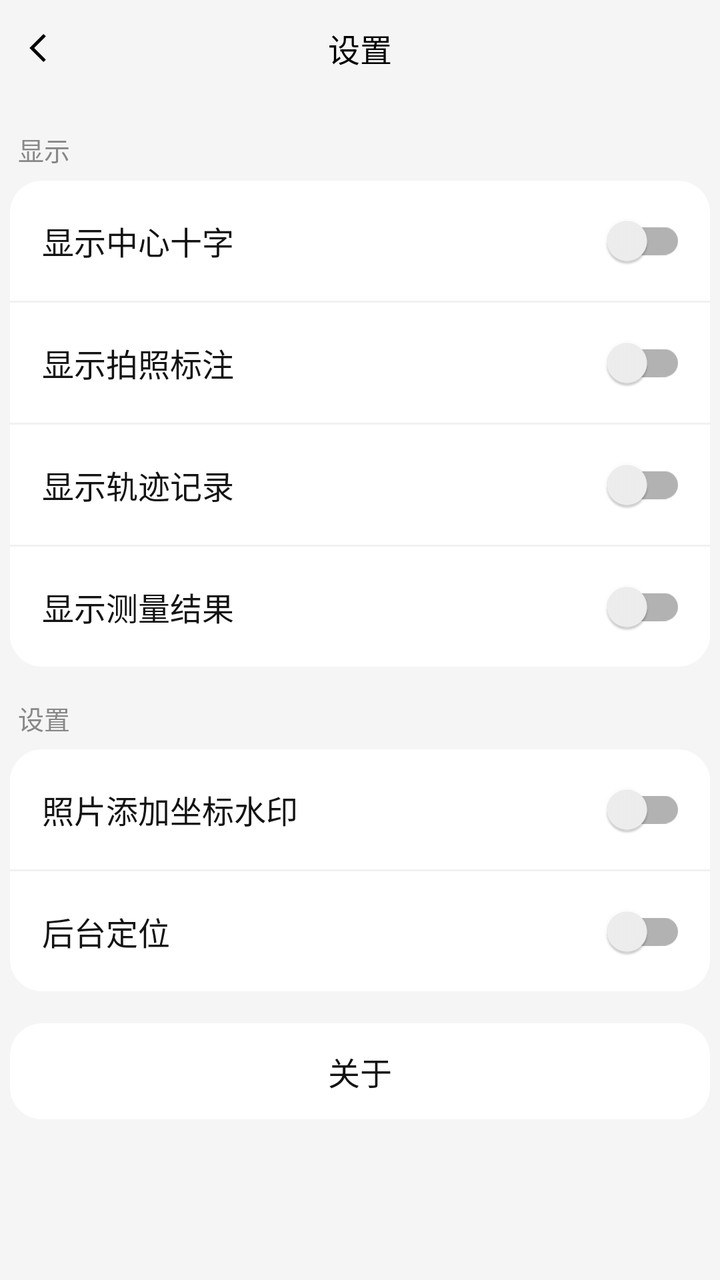
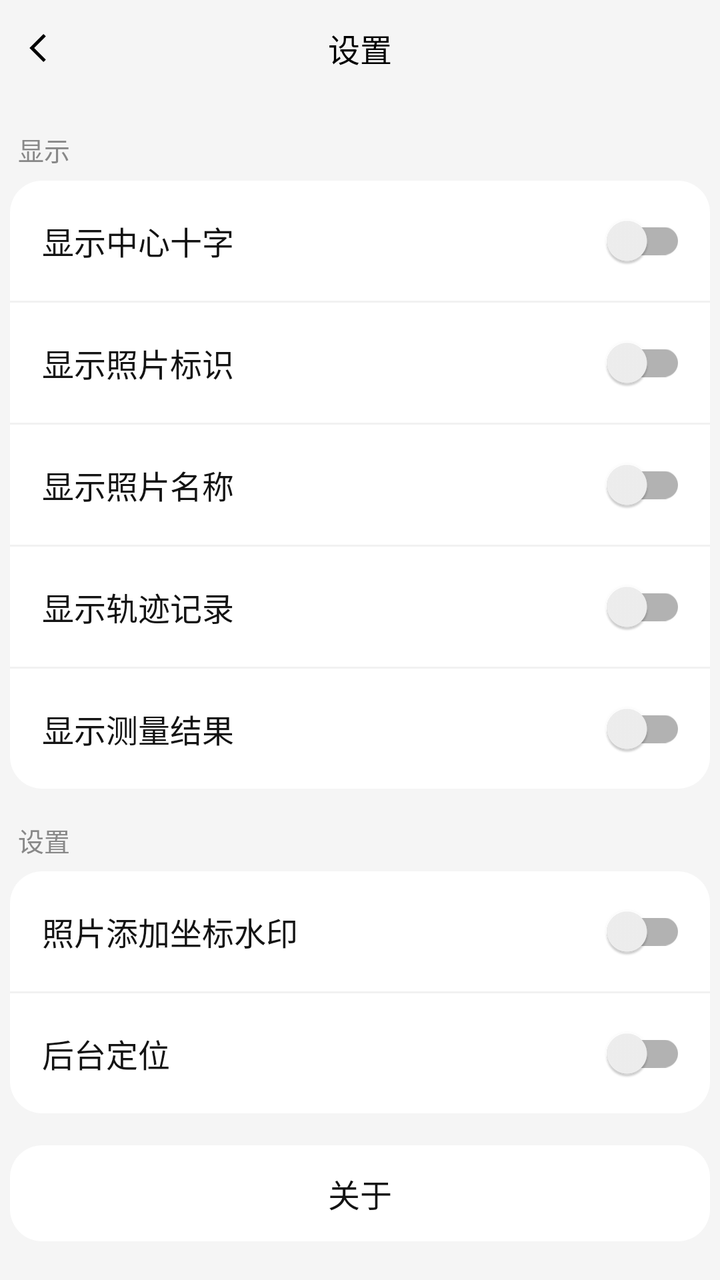

Screens rendered from an Android XML layout before and after an edit, with the pre-edit source and the edit as a unified diff.
<!-- AndroidManifest.xml: application theme Theme.MobileMap -->
<!-- res/layout/activity_settings.xml -->
<?xml version="1.0" encoding="utf-8"?>
<LinearLayout xmlns:android="http://schemas.android.com/apk/res/android"
    android:layout_width="match_parent"
    android:layout_height="match_parent"
    android:background="@color/activity_background"
    android:orientation="vertical">

    <RelativeLayout
        android:layout_width="match_parent"
        android:layout_height="48dp"
        android:background="@color/activity_background"
        android:paddingStart="8dp"
        android:paddingEnd="8dp">

        <ImageView
            android:id="@+id/set_iv_back"
            android:layout_width="@dimen/activity_back_image_size"
            android:layout_height="@dimen/activity_back_image_size"
            android:layout_centerVertical="true"
            android:padding="2dp"
            android:src="@drawable/ic_left_arrow_black" />

        <TextView
            android:layout_width="wrap_content"
            android:layout_height="wrap_content"
            android:layout_centerInParent="true"
            android:text="@string/settings_title"
            android:textColor="@color/black"
            android:textSize="@dimen/activity_title_text_size"/>
    </RelativeLayout>


    <ScrollView
        android:layout_width="match_parent"
        android:layout_height="match_parent"
        android:fillViewport="true"
        android:scrollbars="none">

        <LinearLayout
            android:layout_width="match_parent"
            android:layout_height="wrap_content"
            android:orientation="vertical"
            android:padding="@dimen/activity_padding_size">


            
            <TextView
                android:layout_width="wrap_content"
                android:layout_height="wrap_content"
                android:layout_marginTop="12dp"
                android:paddingStart="4dp"
                android:text="@string/settings_group_display"
                android:textColor="#888888"
                android:textSize="13sp"/>

            <LinearLayout
                android:layout_width="match_parent"
                android:layout_height="wrap_content"
                android:layout_marginTop="6dp"
                android:background="@drawable/bg_settings_group"
                android:orientation="vertical">

                
                <LinearLayout
                    android:layout_width="match_parent"
                    android:layout_height="60dp"
                    android:gravity="center_vertical"
                    android:orientation="horizontal"
                    android:paddingStart="16dp"
                    android:paddingEnd="12dp">

                    <TextView
                        android:layout_width="0dp"
                        android:layout_height="wrap_content"
                        android:layout_weight="1"
                        android:maxLines="1"
                        android:ellipsize="end"
                        android:text="@string/settings_center_cross"
                        android:textColor="#131313"
                        android:textSize="16sp"/>

                    <androidx.appcompat.widget.SwitchCompat
                        android:id="@+id/set_switch_cross"
                        android:layout_width="wrap_content"
                        android:layout_height="wrap_content"/>
                </LinearLayout>

                <View android:layout_width="match_parent" android:layout_height="1dp" android:background="#F1F1F1" />

                
                <LinearLayout
                    android:layout_width="match_parent"
                    android:layout_height="60dp"
                    android:gravity="center_vertical"
                    android:orientation="horizontal"
                    android:paddingStart="16dp"
                    android:paddingEnd="12dp">

                    <TextView
                        android:layout_width="0dp"
                        android:layout_height="wrap_content"
                        android:layout_weight="1"
                        android:maxLines="1"
                        android:ellipsize="end"
                        android:text="@string/settings_show_media_layer"
                        android:textColor="#131313"
                        android:textSize="16sp"/>

                    <androidx.appcompat.widget.SwitchCompat
                        android:id="@+id/set_switch_media_layer"
                        android:layout_width="wrap_content"
                        android:layout_height="wrap_content"/>
                </LinearLayout>

                <View android:layout_width="match_parent" android:layout_height="1dp" android:background="#F1F1F1" />

                
                <LinearLayout
                    android:layout_width="match_parent"
                    android:layout_height="60dp"
                    android:gravity="center_vertical"
                    android:orientation="horizontal"
                    android:paddingStart="16dp"
                    android:paddingEnd="12dp">

                    <TextView
                        android:layout_width="0dp"
                        android:layout_height="wrap_content"
                        android:layout_weight="1"
                        android:maxLines="1"
                        android:ellipsize="end"
                        android:text="@string/settings_show_track_layer"
                        android:textColor="#131313"
                        android:textSize="16sp"/>

                    <androidx.appcompat.widget.SwitchCompat
                        android:id="@+id/set_switch_track_layer"
                        android:layout_width="wrap_content"
                        android:layout_height="wrap_content"/>
                </LinearLayout>

                <View android:layout_width="match_parent" android:layout_height="1dp" android:background="#F1F1F1" />

                
                <LinearLayout
                    android:layout_width="match_parent"
                    android:layout_height="60dp"
                    android:gravity="center_vertical"
                    android:orientation="horizontal"
                    android:paddingStart="16dp"
                    android:paddingEnd="12dp">

                    <TextView
                        android:layout_width="0dp"
                        android:layout_height="wrap_content"
                        android:layout_weight="1"
                        android:maxLines="1"
                        android:ellipsize="end"
                        android:text="@string/settings_show_measure_layer"
                        android:textColor="#131313"
                        android:textSize="16sp"/>

                    <androidx.appcompat.widget.SwitchCompat
                        android:id="@+id/set_switch_measure_layer"
                        android:layout_width="wrap_content"
                        android:layout_height="wrap_content"/>
                </LinearLayout>

            </LinearLayout>

            
            <TextView
                android:layout_width="wrap_content"
                android:layout_height="wrap_content"
                android:layout_marginTop="16dp"
                android:paddingStart="4dp"
                android:text="@string/settings_group_options"
                android:textColor="#888888"
                android:textSize="13sp"/>

            <LinearLayout
                android:layout_width="match_parent"
                android:layout_height="wrap_content"
                android:layout_marginTop="6dp"
                android:background="@drawable/bg_settings_group"
                android:orientation="vertical">

                
                <LinearLayout
                    android:layout_width="match_parent"
                    android:layout_height="60dp"
                    android:gravity="center_vertical"
                    android:orientation="horizontal"
                    android:paddingStart="16dp"
                    android:paddingEnd="12dp">

                    <TextView
                        android:layout_width="0dp"
                        android:layout_height="wrap_content"
                        android:layout_weight="1"
                        android:maxLines="1"
                        android:ellipsize="end"
                        android:text="@string/settings_photo_coordinate_watermark"
                        android:textColor="#131313"
                        android:textSize="16sp"/>

                    <androidx.appcompat.widget.SwitchCompat
                        android:id="@+id/set_switch_photo_watermark"
                        android:layout_width="wrap_content"
                        android:layout_height="wrap_content"/>
                </LinearLayout>

                <View android:layout_width="match_parent" android:layout_height="1dp" android:background="#F1F1F1" />

                
                <LinearLayout
                    android:layout_width="match_parent"
                    android:layout_height="60dp"
                    android:gravity="center_vertical"
                    android:orientation="horizontal"
                    android:paddingStart="16dp"
                    android:paddingEnd="12dp">

                    <TextView
                        android:layout_width="0dp"
                        android:layout_height="wrap_content"
                        android:layout_weight="1"
                        android:maxLines="1"
                        android:ellipsize="end"
                        android:text="@string/settings_background_location"
                        android:textColor="#131313"
                        android:textSize="16sp"/>

                    <androidx.appcompat.widget.SwitchCompat
                        android:id="@+id/set_switch_background_location"
                        android:layout_width="wrap_content"
                        android:layout_height="wrap_content"/>
                </LinearLayout>

            </LinearLayout>

            <LinearLayout
                android:layout_width="match_parent"
                android:layout_height="wrap_content"
                android:layout_marginTop="16dp"
                android:background="@drawable/bg_settings_group"
                android:orientation="vertical">

                <RelativeLayout
                    android:id="@+id/set_row_about"
                    android:layout_width="match_parent"
                    android:layout_height="48dp"
                    android:paddingStart="16dp"
                    android:paddingEnd="12dp">

                    <TextView
                        android:layout_width="wrap_content"
                        android:layout_height="wrap_content"
                        android:layout_centerVertical="true"
                        android:layout_centerInParent="true"
                        android:text="@string/settings_personal_info_list"
                        android:textColor="#131313"
                        android:textSize="16sp"/>

                </RelativeLayout>
            </LinearLayout>
        </LinearLayout>
    </ScrollView>

</LinearLayout>
<!-- resources referenced by this layout -->
<resources>
  <color name="activity_background">#F5F5F5</color>
  <color name="black">#FF000000</color>
  <dimen name="activity_back_image_size">24dp</dimen>
  <dimen name="activity_padding_size">5dp</dimen>
  <dimen name="activity_title_text_size">16sp</dimen>
  <!-- drawable bg_settings_group (drawable) -->
  <?xml version="1.0" encoding="utf-8"?>
  <shape xmlns:android="http://schemas.android.com/apk/res/android" android:shape="rectangle">
      <solid android:color="#FFFFFF" />
      <corners android:radius="16dp" />
  </shape>
  <!-- drawable ic_left_arrow_black (drawable) -->
  <?xml version="1.0" encoding="utf-8"?>
  <vector xmlns:android="http://schemas.android.com/apk/res/android"
      android:width="24dp"
      android:height="24dp"
      android:viewportWidth="24"
      android:viewportHeight="24">
      <path
          android:fillColor="#000000"
          android:pathData="M15.5,5L8.5,12L15.5,19L14.1,20.4L5.7,12L14.1,3.6Z" />
  </vector>
  <string name="settings_background_location">后台定位</string>
  <string name="settings_center_cross">显示中心十字</string>
  <string name="settings_group_display">显示</string>
  <string name="settings_group_options">设置</string>
  <string name="settings_personal_info_list">关于</string>
  <string name="settings_photo_coordinate_watermark">照片添加坐标水印</string>
  <string name="settings_show_measure_layer">显示测量结果</string>
  <string name="settings_show_media_layer">显示拍照标注</string>
  <string name="settings_show_track_layer">显示轨迹记录</string>
  <string name="settings_title">设置</string>
  <style name="Theme.MobileMap" parent="Theme.MaterialComponents.DayNight.DarkActionBar">
          
          <item name="colorPrimary">@color/purple_500</item>
          <item name="colorPrimaryVariant">@color/purple_700</item>
          <item name="colorOnPrimary">@color/white</item>
          
          <item name="colorSecondary">@color/teal_200</item>
          <item name="colorSecondaryVariant">@color/teal_700</item>
          <item name="colorOnSecondary">@color/black</item>
          
          <item name="android:statusBarColor">?attr/colorPrimaryVariant</item>
          
      </style>
  <color name="purple_500">#FF6200EE</color>
  <color name="purple_700">#FF3700B3</color>
  <color name="white">#FFFFFFFF</color>
  <color name="teal_200">#FF03DAC5</color>
  <color name="teal_700">#FF018786</color>
</resources>

<!-- the commit's change to res/layout/activity_settings.xml (unified diff, before → after) -->
@@ -129,6 +129,33 @@
                         android:layout_weight="1"
                         android:maxLines="1"
                         android:ellipsize="end"
+                        android:text="@string/settings_show_photo_name"
+                        android:textColor="#131313"
+                        android:textSize="16sp"/>
+
+                    <androidx.appcompat.widget.SwitchCompat
+                        android:id="@+id/set_switch_photo_name"
+                        android:layout_width="wrap_content"
+                        android:layout_height="wrap_content"/>
+                </LinearLayout>
+
+                <View android:layout_width="match_parent" android:layout_height="1dp" android:background="#F1F1F1" />
+
+                
+                <LinearLayout
+                    android:layout_width="match_parent"
+                    android:layout_height="60dp"
+                    android:gravity="center_vertical"
+                    android:orientation="horizontal"
+                    android:paddingStart="16dp"
+                    android:paddingEnd="12dp">
+
+                    <TextView
+                        android:layout_width="0dp"
+                        android:layout_height="wrap_content"
+                        android:layout_weight="1"
+                        android:maxLines="1"
+                        android:ellipsize="end"
                         android:text="@string/settings_show_track_layer"
                         android:textColor="#131313"
                         android:textSize="16sp"/>
<!-- resource entries referenced after the edit -->
@@ -29,7 +29,8 @@
   <string name="settings_personal_info_list">关于</string>
   <string name="settings_photo_coordinate_watermark">照片添加坐标水印</string>
   <string name="settings_show_measure_layer">显示测量结果</string>
-  <string name="settings_show_media_layer">显示拍照标注</string>
+  <string name="settings_show_media_layer">显示照片标识</string>
+  <string name="settings_show_photo_name">显示照片名称</string>
   <string name="settings_show_track_layer">显示轨迹记录</string>
   <string name="settings_title">设置</string>
   <style name="Theme.MobileMap" parent="Theme.MaterialComponents.DayNight.DarkActionBar">
